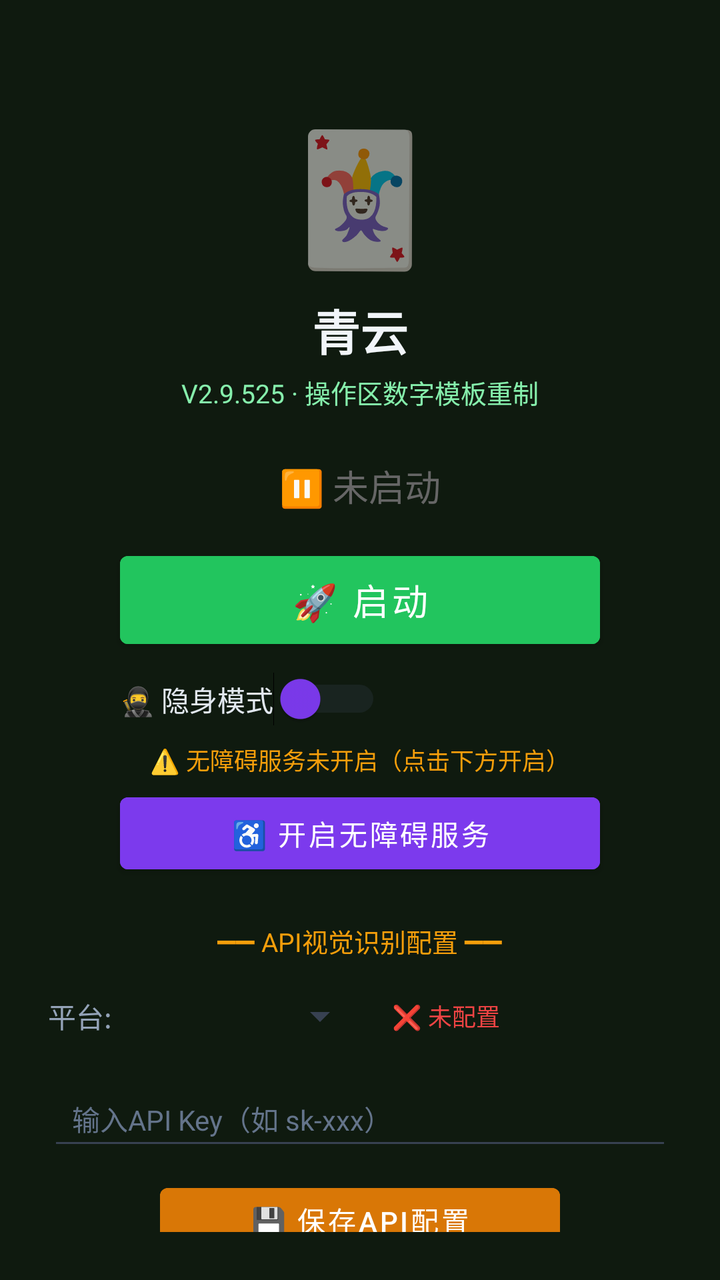
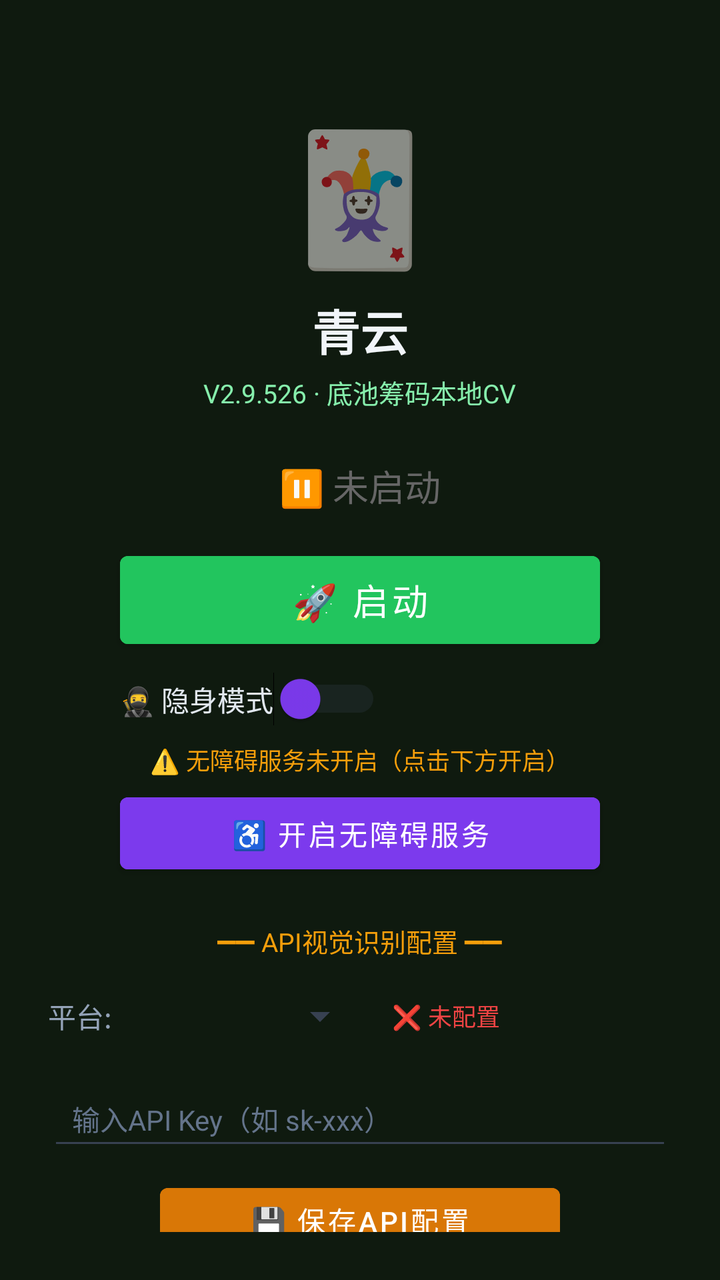

Two renders of the same Android screen: before a commit and after it. Below are the layout's source before the change and the commit's diff.
<!-- AndroidManifest.xml: activity theme Theme.MjScreenshot -->
<!-- res/layout/activity_main.xml -->
<?xml version="1.0" encoding="utf-8"?>
<LinearLayout xmlns:android="http://schemas.android.com/apk/res/android"
    android:layout_width="match_parent"
    android:layout_height="match_parent"
    android:orientation="vertical"
    android:background="#0f1a0f"
    android:padding="24dp"
    android:gravity="center_horizontal">

    <TextView
        android:layout_width="wrap_content"
        android:layout_height="wrap_content"
        android:text="🃏"
        android:textSize="64sp"
        android:layout_marginTop="30dp" />

    <TextView
        android:layout_width="wrap_content"
        android:layout_height="wrap_content"
        android:text="青云"
        android:textSize="24sp"
        android:textColor="#f1f5f9"
        android:textStyle="bold"
        android:layout_marginTop="8dp" />

    <TextView
        android:layout_width="wrap_content"
        android:layout_height="wrap_content"
        android:text="V2.9.525 · 操作区数字模板重制"
        android:textSize="13sp"
        android:textColor="#86efac"
        android:layout_marginTop="4dp" />

    <TextView
        android:id="@+id/tvStatus"
        android:layout_width="wrap_content"
        android:layout_height="wrap_content"
        android:text="⏸ 未启动"
        android:textSize="18sp"
        android:textColor="#666666"
        android:layout_marginTop="24dp" />

    <Button
        android:id="@+id/btnStart"
        android:layout_width="240dp"
        android:layout_height="56dp"
        android:text="🚀 启动"
        android:textSize="18sp"
        android:textColor="#ffffff"
        android:backgroundTint="#22c55e"
        android:layout_marginTop="16dp" />

    <Button
        android:id="@+id/btnHelper"
        android:layout_width="240dp"
        android:layout_height="56dp"
        android:text="🃏 打开智囊"
        android:textSize="16sp"
        android:textColor="#ffffff"
        android:backgroundTint="#16a34a"
        android:layout_marginTop="12dp"
        android:visibility="gone" />

    
    <LinearLayout
        android:layout_width="240dp"
        android:layout_height="wrap_content"
        android:orientation="horizontal"
        android:gravity="center_vertical"
        android:layout_marginTop="8dp">

        <Switch
            android:id="@+id/switchStealth"
            android:layout_width="wrap_content"
            android:layout_height="wrap_content"
            android:text="🥷 隐身模式"
            android:textColor="#e2e8f0"
            android:textSize="14sp"
            android:thumbTint="#7c3aed"
            android:trackTint="#374151" />
    </LinearLayout>

    <TextView
        android:id="@+id/tvAccessibilityStatus"
        android:layout_width="wrap_content"
        android:layout_height="wrap_content"
        android:text="⚠️ 无障碍服务未开启（点击下方开启）"
        android:textSize="12sp"
        android:textColor="#f59e0b"
        android:layout_marginTop="8dp"
        android:gravity="center" />

    <Button
        android:id="@+id/btnAccessibility"
        android:layout_width="240dp"
        android:layout_height="48dp"
        android:text="♿ 开启无障碍服务"
        android:textSize="14sp"
        android:textColor="#ffffff"
        android:backgroundTint="#7c3aed"
        android:layout_marginTop="4dp" />

    <TextView
        android:layout_width="wrap_content"
        android:layout_height="wrap_content"
        android:text="━━ API视觉识别配置 ━━"
        android:textSize="13sp"
        android:textColor="#f59e0b"
        android:layout_marginTop="20dp" />

    <LinearLayout
        android:layout_width="match_parent"
        android:layout_height="wrap_content"
        android:orientation="horizontal"
        android:layout_marginTop="8dp"
        android:gravity="center_vertical">

        <TextView
            android:layout_width="wrap_content"
            android:layout_height="wrap_content"
            android:text="平台:"
            android:textSize="14sp"
            android:textColor="#94a3b8" />

        <Spinner
            android:id="@+id/spinnerProvider"
            android:layout_width="120dp"
            android:layout_height="40dp"
            android:layout_marginStart="8dp"
            android:backgroundTint="#374151" />

        <TextView
            android:id="@+id/tvApiStatus"
            android:layout_width="wrap_content"
            android:layout_height="wrap_content"
            android:text="❌ 未配置"
            android:textSize="12sp"
            android:textColor="#ef4444"
            android:layout_marginStart="12dp" />
    </LinearLayout>

    <EditText
        android:id="@+id/etApiKey"
        android:layout_width="match_parent"
        android:layout_height="44dp"
        android:hint="输入API Key（如 sk-xxx）"
        android:textSize="14sp"
        android:textColor="#e2e8f0"
        android:textColorHint="#64748b"
        android:backgroundTint="#374151"
        android:inputType="textPassword"
        android:layout_marginTop="8dp"
        android:paddingStart="12dp"
        android:paddingEnd="12dp" />

    <Button
        android:id="@+id/btnSaveApi"
        android:layout_width="200dp"
        android:layout_height="44dp"
        android:text="💾 保存API配置"
        android:textSize="14sp"
        android:textColor="#ffffff"
        android:backgroundTint="#d97706"
        android:layout_marginTop="8dp" />

    <TextView
        android:id="@+id/tvHint"
        android:layout_width="wrap_content"
        android:layout_height="wrap_content"
        android:text="先点上方按钮启动截屏"
        android:textSize="13sp"
        android:textColor="#666666"
        android:layout_marginTop="12dp"
        android:gravity="center" />

    <TextView
        android:layout_width="wrap_content"
        android:layout_height="wrap_content"
        android:text="使用步骤：\n1. 配置API Key（支持OpenAI/通义千问VL/硅基流动）\n2. 点「开启无障碍服务」→ 开启\n3. 开启「🥷隐身模式」(反检测)\n4. 点「启动」→ 允许悬浮窗\n5. 打牌时点屏幕上的🎯悬浮球即可截屏识别\n★ 拖动悬浮球可移到不挡牌的位置 ★\n★ 长按悬浮球可展开/收起详细面板 ★\n★ 悬浮球边框颜色=建议：绿=加注 橙=跟注 红=弃牌 ★"
        android:textSize="12sp"
        android:textColor="#64748b"
        android:layout_marginTop="12dp"
        android:lineSpacingExtra="3dp" />

</LinearLayout>
<!-- resources referenced by this layout -->
<resources>
  <style name="Theme.MjScreenshot" parent="Theme.MaterialComponents.DayNight.DarkActionBar">
          <item name="colorPrimary">#1e40af</item>
          <item name="colorPrimaryVariant">#1e3a8a</item>
          <item name="colorOnPrimary">#ffffff</item>
          <item name="android:statusBarColor">#0f172a</item>
      </style>
</resources>

<!-- the commit's change to res/layout/activity_main.xml (unified diff, before → after) -->
@@ -26,7 +26,7 @@
     <TextView
         android:layout_width="wrap_content"
         android:layout_height="wrap_content"
-        android:text="V2.9.525 · 操作区数字模板重制"
+        android:text="V2.9.526 · 底池筹码本地CV"
         android:textSize="13sp"
         android:textColor="#86efac"
         android:layout_marginTop="4dp" />
